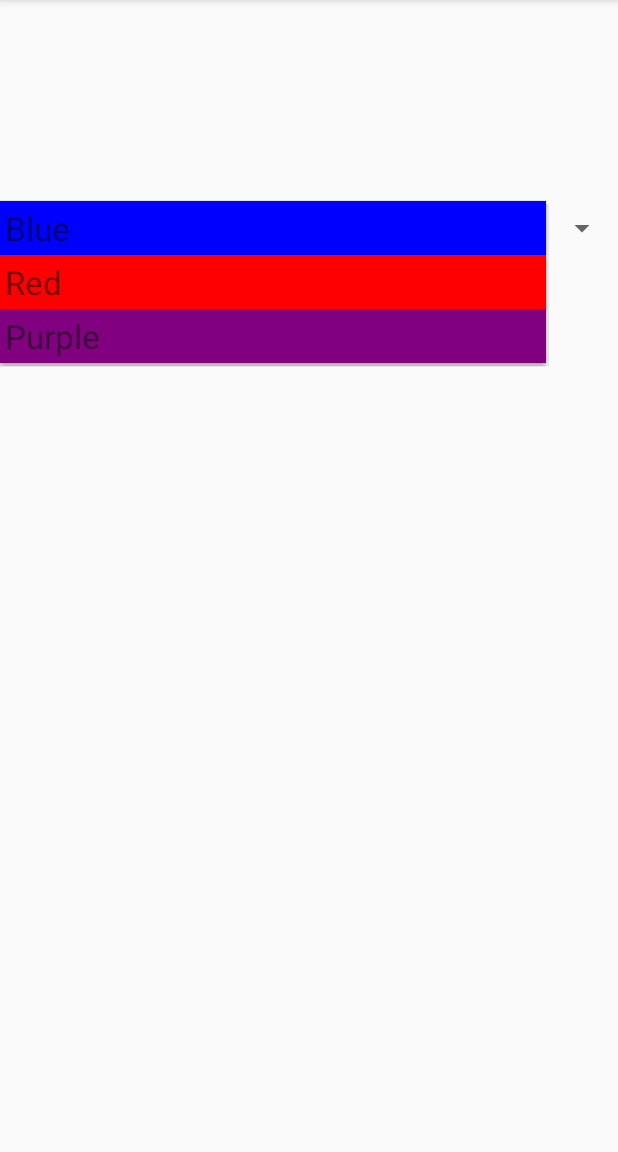
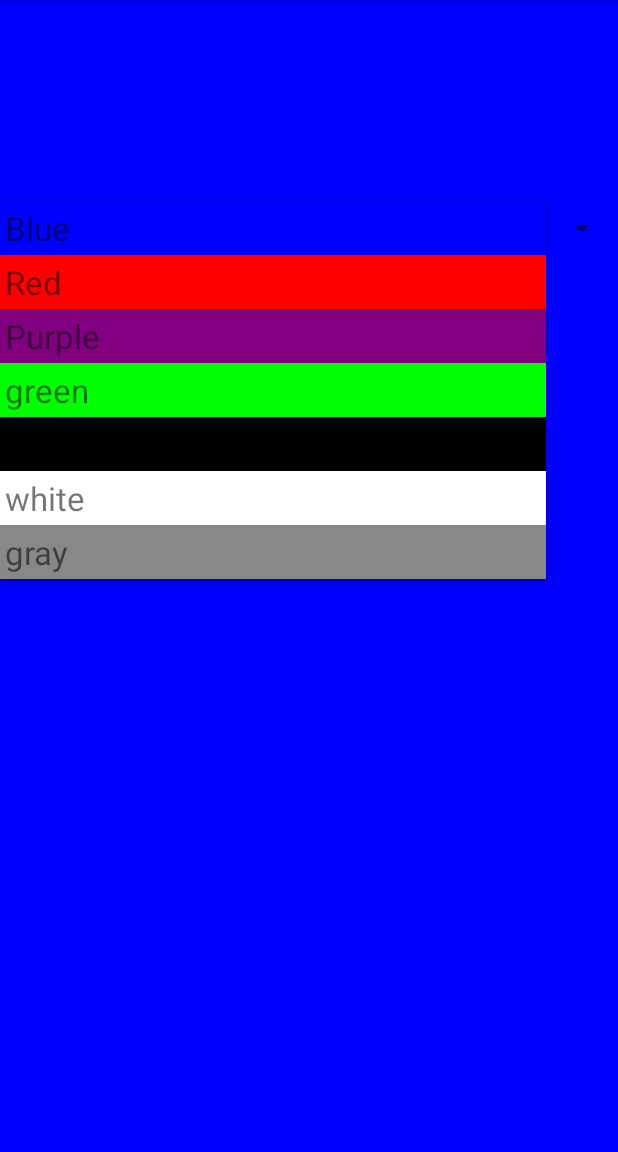
Before and after one commit to knoxyfresh/ColorApplication, an Android app: the screen it shows after launch (MainActivity), after a tap on "Blue", on a phone screen of 412 x 824 dp, the part 84-1236 px from its top. Run offline under Robolectric (Android 15) with nearby library versions, the phone set to English and light mode, and no system bars.

Commit message:
working on bg color changes

```diff
--- a/app/src/main/java/temple/edu/colorapplication/MainActivity.java
+++ b/app/src/main/java/temple/edu/colorapplication/MainActivity.java
@@ -3,9 +3,11 @@ package temple.edu.colorapplication;
 import androidx.appcompat.app.AppCompatActivity;
 
 import android.database.DataSetObserver;
+import android.graphics.Color;
 import android.os.Bundle;
 import android.view.View;
 import android.view.ViewGroup;
+import android.widget.AdapterView;
 import android.widget.BaseAdapter;
 import android.widget.ListView;
 import android.widget.Spinner;
@@ -20,10 +22,21 @@ public class MainActivity extends AppCompatActivity {
         super.onCreate(savedInstanceState);
         setContentView(R.layout.activity_main);
 
-        Spinner spinner = findViewById(R.id.spinner);
-        String colors[] = {"Blue","Red","Purple"};
+        Spinner myspinner = findViewById(R.id.spinner);
+        String colors[] = {"Blue","Red","Purple","green","black","white","gray"};
         ColorAdapter ca = new ColorAdapter(MainActivity.this,colors);
 
-        spinner.setAdapter(ca);
+        myspinner.setAdapter(ca);
+        myspinner.setOnItemSelectedListener(new AdapterView.OnItemSelectedListener() {
+            @Override
+            public void onItemSelected(AdapterView<?> adapterView, View view, int i, long l) {
+            findViewById(R.id.mainlayout).setBackgroundColor(Color.parseColor(adapterView.getItemAtPosition(i).toString()));
+            }
+
+            @Override
+            public void onNothingSelected(AdapterView<?> adapterView) {
+
+            }
+        });
     }
 }
--- a/app/src/main/res/layout/activity_main.xml
+++ b/app/src/main/res/layout/activity_main.xml
@@ -2,6 +2,7 @@
 <androidx.constraintlayout.widget.ConstraintLayout xmlns:android="http://schemas.android.com/apk/res/android"
     xmlns:app="http://schemas.android.com/apk/res-auto"
     xmlns:tools="http://schemas.android.com/tools"
+    android:id="@+id/mainlayout"
     android:layout_width="match_parent"
     android:layout_height="match_parent"
     tools:context=".MainActivity">
```
